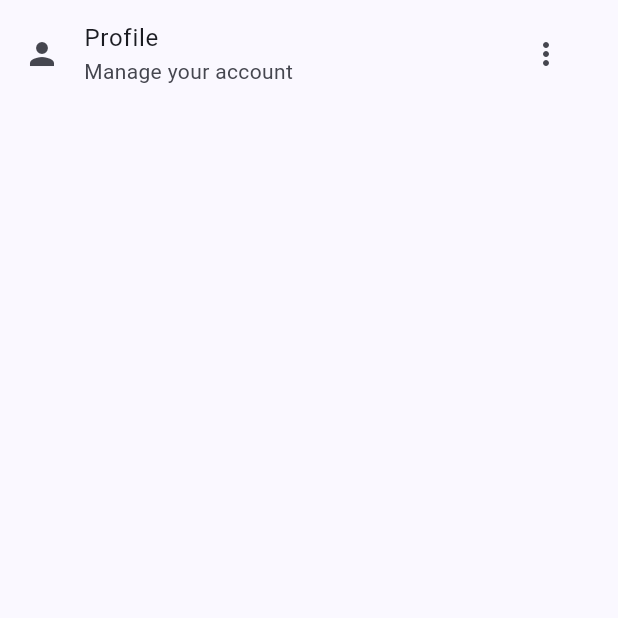
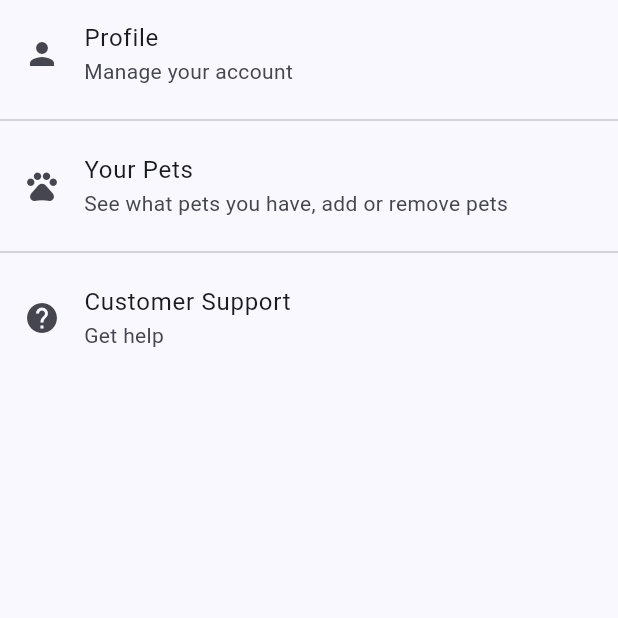
Before and after one commit to dinastyk/playpaws, a Flutter app: the SettingsPage screen opened directly, on a phone screen of 412 x 824 dp, the top half of it. Run offline on Flutter 3.47's test engine with Material 3 defaults, Android fonts, the phone set to English and light mode, and no system bars; our stand-ins replace cloud_firestore, faker, firebase_auth, firebase_core, google_fonts, google_sign_in and 1 more; accounts and stored records are empty.

Commit message:
go to profile u.i from profile button

```diff
--- a/flutterDemo/lib/screens/settings_page.dart
+++ b/flutterDemo/lib/screens/settings_page.dart
@@ -1,4 +1,5 @@
 import 'package:flutter/material.dart';
+import 'profile_ui.dart';
 
 class SettingsPage extends StatelessWidget
 {
@@ -18,33 +19,34 @@ class SettingsPage extends StatelessWidget
             leading: const Icon(Icons.person),
             title: const Text("Profile"),
             subtitle: const Text("Manage your account"),
-            trailing: PopupMenuButton<String>
-            (
-              onSelected: (value)
+              onTap: ()
               {
-                if (value == 'view')
-                {
-                  //go to profile
-                }
-                else if (value == 'edit')
-                {
-                  //go to edit profile
-                }
+                Navigator.push
+                (
+                  context,
+                  MaterialPageRoute(builder: (context) => const ProfileScreen()),
+                );
               },
-              itemBuilder: (BuildContext context) => <PopupMenuEntry<String>>
-              [
-                const PopupMenuItem<String>
-                (
-                  value: 'view',
-                  child: Text('View Profile'),
-                ),
-                const PopupMenuItem<String>
-                (
-                  value: 'edit',
-                  child: Text('Edit Profile'),
-                )
-              ]
             ),
+
+          const Divider(),
+
+          ListTile
+          (
+            leading: const Icon(Icons.pets),
+            title: const Text("Your Pets"),
+            subtitle: const Text("See what pets you have, add or remove pets"),
+            onTap: () {},
+          ),
+
+          const Divider(),
+
+          ListTile
+          (
+            leading: const Icon(Icons.help),
+            title: const Text("Customer Support"),
+            subtitle: const Text("Get help"),
+            onTap: () {},
           )
         ]
       ),
```
Also changed, not shown: 2 other files.
